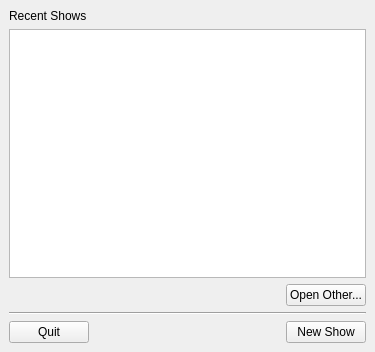
BrendanTWhite/Footlight, file ui/neworopenwindow.ui: the form before one commit.
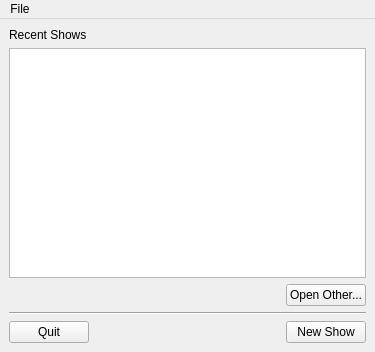
The form after the commit.

The edit to the form file:
```diff
--- a/ui/neworopenwindow.ui
+++ b/ui/neworopenwindow.ui
@@ -102,6 +102,17 @@
      <height>36</height>
     </rect>
    </property>
+   <widget class="QMenu" name="menuFile">
+    <property name="title">
+     <string>File</string>
+    </property>
+    <addaction name="actionAbout_Footlight"/>
+    <addaction name="actionSettings"/>
+    <addaction name="separator"/>
+    <addaction name="actionNew_Show"/>
+    <addaction name="actionOpen_Show"/>
+   </widget>
+   <addaction name="menuFile"/>
   </widget>
  </widget>
  <resources/>
```
Left out of the diff: 22 changed lines with no effect on the pictures.
